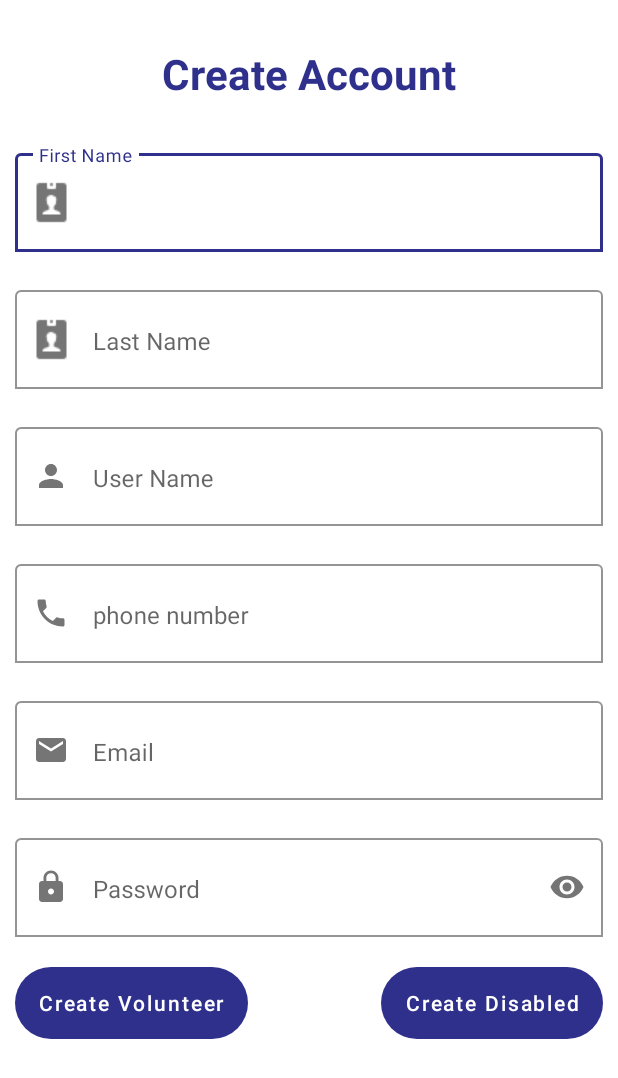
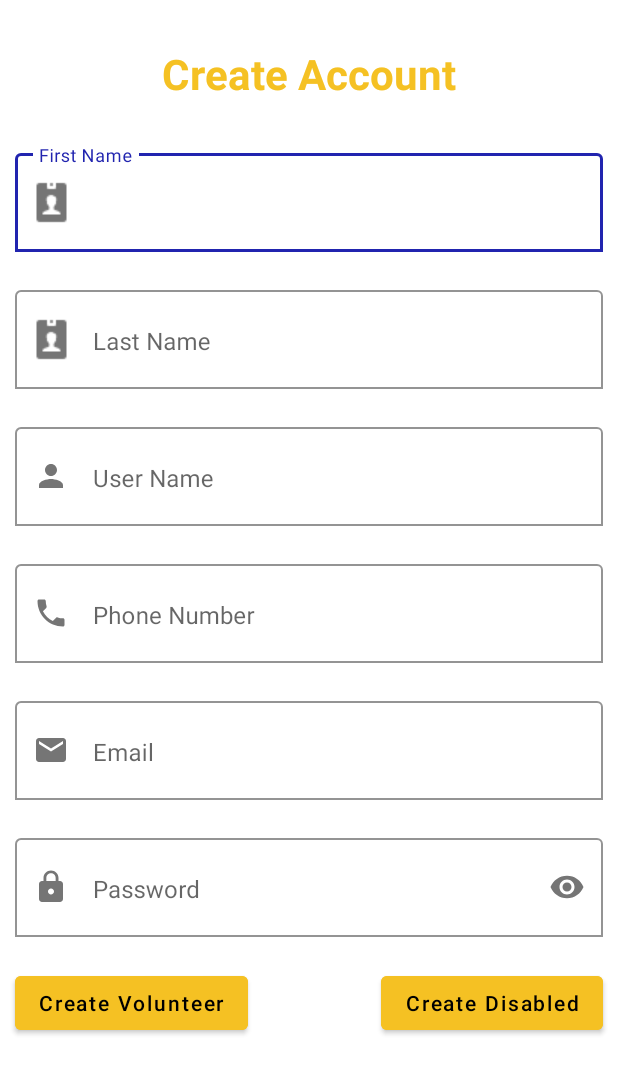
Before and after one commit to Hemmah-App/hemmah_android, an Android app: the RegisterActivity screen opened directly, with no data from a screen before it, on a phone screen of 412 x 824 dp. Shown: the top 1078 px of the screen. Run offline under Robolectric (Android 15) with nearby library versions, the phone set to English and light mode, and no system bars; libraries missing offline, so code that uses them is left out: rx.schedulers.

Commit message:
closes #6

```diff
--- a/app/src/main/java/com/google/hemmah/ui/RegisterActivity.java
+++ b/app/src/main/java/com/google/hemmah/ui/RegisterActivity.java
@@ -43,7 +43,7 @@ import ua.naiksoftware.stomp.client.StompClient;
 import ua.naiksoftware.stomp.client.StompMessage;
 
 public class RegisterActivity extends AppCompatActivity {
-    public static final String BASE_URL = "http://192.168.1.9:8080/ws";
+    public static final String BASE_URL = "http://192.168.1.9:8080/";
     private static final String websocketApi = "wss://demo.piesocket.com/v3/channel_123?api_key=VCXCEuvhGcBDP7XhiJJUDvR1e1D3eiVjgZ9VRiaV&notify_self";
     public static final String TAG = "Stomp";
     private TextInputLayout userNameTextInput;
--- a/app/src/main/java/com/google/hemmah/ui/volunteer/VolunteerActivity.java
+++ b/app/src/main/java/com/google/hemmah/ui/volunteer/VolunteerActivity.java
@@ -6,12 +6,10 @@ import androidx.core.app.NotificationCompat;
 import androidx.core.app.NotificationManagerCompat;
 
 import android.app.Notification;
-import android.app.NotificationManager;
 import android.app.PendingIntent;
 import android.content.Intent;
 import android.os.Bundle;
 import android.view.MenuItem;
-import android.widget.Button;
 import android.widget.RemoteViews;
 
 import com.google.android.material.bottomnavigation.BottomNavigationView;
@@ -21,8 +19,6 @@ import com.google.hemmah.ui.Notifications.App;
 import com.google.hemmah.ui.SettingsFragment;
 
 import org.jitsi.meet.sdk.JitsiMeetActivity;
-
-import java.util.zip.Inflater;
 
 public class VolunteerActivity extends AppCompatActivity {
     private BottomNavigationView bottomNavigation;
@@ -56,7 +52,7 @@ public class VolunteerActivity extends AppCompatActivity {
                 .setStyle(new NotificationCompat.DecoratedCustomViewStyle())
                 .setCustomContentView(collapsedNotification)
                 .setCustomBigContentView(expandedNotification)
-                .setColor(getColor(R.color.dark_blue))
+                .setColor(getColor(R.color.colorOnPrimary))
                 .build();
 
         mNotificationManagerCompat.notify(notificationId,notification);
--- a/app/src/main/res/color/bottom_nav_itemcolor.xml
+++ /dev/null
@@ -1,6 +0,0 @@
-<?xml version="1.0" encoding="utf-8"?>
-<selector xmlns:android="http://schemas.android.com/apk/res/android">
-    <item android:color="@color/black" android:state_selected="true" android:state_enabled="true"/>
-    <item android:color="@color/white" android:state_selected="false"/>
-
-</selector>
--- a/app/src/main/res/color/bottom_navigation_item_color.xml
+++ b/app/src/main/res/color/bottom_navigation_item_color.xml
@@ -1,6 +1,6 @@
 <?xml version="1.0" encoding="utf-8"?>
 <selector xmlns:android="http://schemas.android.com/apk/res/android">
+    <item android:color="@color/colorOnAccent" android:state_selected="true" android:state_enabled="true"/>
+    <item android:color="@color/colorOnPrimary" android:state_selected="false"/>
 
-    <item android:color="@color/black" android:state_selected="true" android:state_enabled="true"/>
-    <item android:color="@color/white" android:state_selected="false"/>
 </selector>
--- a/app/src/main/res/drawable/button_background_color.xml
+++ b/app/src/main/res/drawable/button_background_color.xml
@@ -1,7 +1,6 @@
 <?xml version="1.0" encoding="utf-8"?>
-<shape xmlns:android="http://schemas.android.com/apk/res/android">
-
-    <corners android:radius="24dp"
-        />
-
+<shape xmlns:android="http://schemas.android.com/apk/res/android"
+    android:shape="rectangle" >
+    <solid android:color="@color/colorAccent"/>
+    <corners android:radius="25dp" />
 </shape>
--- a/app/src/main/res/drawable/cardview_corner.xml
+++ b/app/src/main/res/drawable/cardview_corner.xml
@@ -1,7 +1,7 @@
 <?xml version="1.0" encoding="utf-8"?>
 <shape xmlns:android="http://schemas.android.com/apk/res/android"
             android:shape="rectangle">
-    <solid android:color="@color/blue"/>
+    <solid android:color="@color/colorPrimary"/>
     <corners
             android:bottomLeftRadius="0dp"
             android:bottomRightRadius="0dp"
--- a/app/src/main/res/layout/activity_disabled.xml
+++ b/app/src/main/res/layout/activity_disabled.xml
@@ -25,10 +25,10 @@
         app:layout_constraintHorizontal_bias="1.0"
         app:layout_constraintStart_toStartOf="parent"
         app:layout_constraintVertical_bias="1.0"
-        android:background="@color/dark_blue"
+        android:background="@color/colorPrimary"
         app:menu="@menu/bottom_nav_items"
-        app:itemIconTint="@color/bottom_nav_itemcolor"
-        app:itemTextColor="@color/bottom_nav_itemcolor"
+        app:itemIconTint="@color/bottom_navigation_item_color"
+        app:itemTextColor="@color/colorOnPrimary"
 
         />
 
--- a/app/src/main/res/layout/activity_register.xml
+++ b/app/src/main/res/layout/activity_register.xml
@@ -12,7 +12,7 @@
         android:layout_height="wrap_content"
         android:layout_margin="30dp"
         android:text="@string/createACCOUNT_TV"
-        android:textColor="@color/blue"
+        android:textColor="@color/colorAccent"
         android:textSize="28sp"
         android:textStyle="bold"
         app:layout_constraintEnd_toEndOf="parent"
@@ -48,7 +48,7 @@
                     android:layout_height="wrap_content"
                     android:layout_margin="10dp"
                     android:hint="@string/firstName_ET"
-                    app:boxBackgroundColor="@color/transparent"
+                    app:boxBackgroundColor="@color/colorOnPrimary"
                     app:boxBackgroundMode="outline"
                     app:endIconMode="clear_text"
                     app:hintAnimationEnabled="true"
@@ -66,7 +66,7 @@
                     android:layout_height="wrap_content"
                     android:layout_margin="10dp"
                     android:hint="@string/lastName_ET"
-                    app:boxBackgroundColor="@color/transparent"
+                    app:boxBackgroundColor="@color/colorOnPrimary"
                     app:boxBackgroundMode="outline"
                     app:endIconMode="clear_text"
                     app:hintAnimationEnabled="true"
@@ -84,7 +84,7 @@
                     android:layout_width="match_parent"
                     android:layout_height="wrap_content"
                     android:layout_margin="10dp"
-                    app:boxBackgroundColor="@color/transparent"
+                    app:boxBackgroundColor="@color/colorOnPrimary"
                     app:boxBackgroundMode="outline"
                     app:endIconMode="clear_text"
                     app:startIconDrawable="@drawable/personicon">
@@ -101,7 +101,7 @@
                     android:layout_width="match_parent"
                     android:layout_height="wrap_content"
                     android:layout_margin="10dp"
-                    app:boxBackgroundColor="@color/transparent"
+                    app:boxBackgroundColor="@color/colorOnPrimary"
                     app:boxBackgroundMode="outline"
                     app:endIconMode="clear_text"
                     app:startIconDrawable="@drawable/phoneicon">
@@ -119,7 +119,7 @@
                     android:layout_width="match_parent"
                     android:layout_height="wrap_content"
                     android:layout_margin="10dp"
-                    app:boxBackgroundColor="@color/transparent"
+                    app:boxBackgroundColor="@color/colorOnPrimary"
                     app:boxBackgroundMode="outline"
                     app:endIconMode="clear_text"
                     app:startIconDrawable="@drawable/emailicon">
@@ -136,7 +136,7 @@
                     android:layout_width="match_parent"
                     android:layout_height="wrap_content"
                     android:layout_margin="10dp"
-                    app:boxBackgroundColor="@color/transparent"
+                    app:boxBackgroundColor="@color/colorOnPrimary"
                     app:boxBackgroundMode="outline"
                     app:hintAnimationEnabled="true"
                     app:passwordToggleEnabled="true"
@@ -160,7 +160,8 @@
                         android:layout_width="wrap_content"
                         android:layout_height="wrap_content"
                         android:layout_margin="10dp"
-                        android:background="@drawable/button_background_color"
+                        android:textColor="@color/colorOnAccent"
+                        android:backgroundTint="@color/colorAccent"
                         android:text="@string/createAccount_BT"
                         android:textAllCaps="false"
                         android:layout_marginLeft="12dp"
@@ -173,7 +174,8 @@
                         android:layout_width="wrap_content"
                         android:layout_height="wrap_content"
                         android:layout_margin="10dp"
-                        android:background="@drawable/button_background_color"
+                        android:backgroundTint="@color/colorAccent"
+                        android:textColor="@color/colorOnAccent"
                         android:text="Create Disabled"
                         android:textAllCaps="false" />
                 </androidx.constraintlayout.widget.ConstraintLayout>
@@ -189,7 +191,7 @@
         android:layout_height="wrap_content"
         android:layout_marginBottom="30dp"
         android:indeterminate="true"
-        android:indeterminateTint="@color/blue"
+        android:indeterminateTint="@color/colorAccent"
         android:visibility="gone"
         app:layout_constraintBottom_toTopOf="@+id/textView"
         app:layout_constraintEnd_toEndOf="parent"
--- a/app/src/main/res/layout/activity_volunteer.xml
+++ b/app/src/main/res/layout/activity_volunteer.xml
@@ -17,7 +17,7 @@
         android:textSize="28sp"
         android:layout_margin="10dp"
         android:textStyle="bold"
-        android:textColor="@color/blue"
+        android:textColor="@color/colorAccent"
         />
 
     <FrameLayout
@@ -35,9 +35,9 @@
         app:layout_constraintTop_toBottomOf="@id/framentContinar"
         app:layout_constraintBottom_toBottomOf="parent"
         app:menu="@menu/bottomnavigation_menu"
-        android:background="@color/dark_blue"
+        android:background="@color/colorPrimaryLight"
         app:itemIconTint="@color/bottom_navigation_item_color"
-        app:itemTextColor="@color/bottom_navigation_item_color"
+        app:itemTextColor="@color/colorOnPrimary"
         />
 
 </androidx.constraintlayout.widget.ConstraintLayout>
--- a/app/src/main/res/layout/fragment_video.xml
+++ b/app/src/main/res/layout/fragment_video.xml
@@ -10,7 +10,8 @@
         android:id="@+id/callforhelp_BT"
         android:layout_width="0dp"
         android:layout_height="0dp"
-        android:background="@drawable/button_background_color"
+        android:backgroundTint="@color/colorAccent"
+        android:textColor="@color/colorOnAccent"
         android:text="@string/callforhelp_frag_bt"
         android:textSize="28sp"
         android:textStyle="bold"
--- a/app/src/main/res/layout/history_recycler_item.xml
+++ b/app/src/main/res/layout/history_recycler_item.xml
@@ -50,6 +50,7 @@
             app:layout_constraintStart_toStartOf="parent"
             app:layout_constraintTop_toBottomOf="@id/description_text_layout"
             tools:text="Choose date"
+            android:textColor="@color/colorAccent"
             android:layout_margin="12dp"
             />
 
--- a/app/src/main/res/layout/incoming_expanded_call_notification.xml
+++ b/app/src/main/res/layout/incoming_expanded_call_notification.xml
@@ -52,7 +52,7 @@
             android:layout_weight="0.5"
             android:backgroundTint="@color/amp_gray"
             android:text="@string/notification_button_name"
-            android:textColor="@color/dark_blue"
+            android:textColor="@color/colorOnAccent"
             />
 
     </LinearLayout>
--- a/app/src/main/res/layout/list_recycler_item.xml
+++ b/app/src/main/res/layout/list_recycler_item.xml
@@ -51,6 +51,7 @@
             app:layout_constraintStart_toStartOf="parent"
             app:layout_constraintTop_toBottomOf="@id/description_text_layout"
             tools:text="Choose date"
+            android:textColor="@color/colorAccent"
             android:layout_margin="12dp"
             />
 
@@ -59,8 +60,9 @@
             android:layout_width="wrap_content"
             android:layout_height="wrap_content"
             android:layout_margin="12dp"
-            android:background="@drawable/button_background_color"
-            android:text="Ok"
+            android:backgroundTint="@color/colorAccent"
+            android:text="@string/helppost_bt"
+            android:textColor="@color/colorOnAccent"
             android:textAllCaps="false"
             app:layout_constraintEnd_toEndOf="parent"
             app:layout_constraintStart_toStartOf="parent"
--- a/app/src/main/res/values-night/themes.xml
+++ /dev/null
@@ -1,16 +0,0 @@
-<resources xmlns:tools="http://schemas.android.com/tools">
-    <!-- Base application theme. -->
-    <style name="Theme.Hemmah" parent="Theme.MaterialComponents.DayNight.DarkActionBar">
-        <!-- Primary brand color. -->
-        <item name="colorPrimary">@color/purple_200</item>
-        <item name="colorPrimaryVariant">@color/purple_700</item>
-        <item name="colorOnPrimary">@color/black</item>
-        <!-- Secondary brand color. -->
-        <item name="colorSecondary">@color/teal_200</item>
-        <item name="colorSecondaryVariant">@color/teal_200</item>
-        <item name="colorOnSecondary">@color/black</item>
-        <!-- Status bar color. -->
-        <item name="android:statusBarColor">?attr/colorPrimaryVariant</item>
-        <!-- Customize your theme here. -->
-    </style>
-</resources>
--- a/app/src/main/res/values/colors.xml
+++ b/app/src/main/res/values/colors.xml
@@ -1,15 +1,14 @@
 <?xml version="1.0" encoding="utf-8"?>
 <resources>
-    <color name="purple_200">#FFBB86FC</color>
-    <color name="purple_500">#FF6200EE</color>
-    <color name="purple_700">#FF3700B3</color>
-    <color name="teal_200">#FF03DAC5</color>
-    <color name="teal_700">#FF018786</color>
-    <color name="black">#FF000000</color>
-    <color name="white">#FFFFFFFF</color>
-    <color name="transparent">#00000000</color>
-    <color name="blue">#2f308c</color>
-    <color name="dark_blue">#262783</color>
-    <color name="red">#FF0000</color>
-    <color name="white_green">#00FF04</color>
+<!--    <color name="primarycolor">#262783</color>-->
+    <color name="colorPrimary">#2124AF</color>
+    <color name="colorPrimaryDark">#0018a3</color>
+    <color name="colorPrimaryLight">#362ab7</color>
+    <color name="colorOnPrimary">#ffffff</color>
+
+    <color name="colorAccent">#f5c123</color>
+    <color name="colorOnAccent">#000000</color>
+
+    <color name="colorBackground">#ffffff</color>
+    <color name="transparent">#0000 </color>
 </resources>
--- a/app/src/main/res/values/strings.xml
+++ b/app/src/main/res/values/strings.xml
@@ -19,8 +19,12 @@
     <!-- TODO: Remove or change this placeholder text -->
     <string name="hello_blank_fragment">Hello blank fragment</string>
     <string name="callforhelp_frag_bt">Call For Help</string>
-    <string name="phone_number_hint">phone number</string>
+    <string name="phone_number_hint">Phone Number</string>
     <string name="notification_button_name">Accept</string>
+    <string name="request_help_bt">Request</string>
+    <string name="disabled_helpfrag_header">Write what you need</string>
+    <string name="toggle_date_dishelpfrag">Choose date</string>
+    <string name="helppost_bt">Ok</string>
     <string-array name="planets_array">
         <item>vol</item>
         <item>dis</item>
--- a/app/src/main/res/values/themes.xml
+++ b/app/src/main/res/values/themes.xml
@@ -2,15 +2,18 @@
     <!-- Base application theme. -->
     <style name="Theme.Hemmah" parent="Theme.MaterialComponents.DayNight.NoActionBar">
         <!-- Primary brand color. -->
-        <item name="colorPrimary">@color/blue</item>
-        <item name="colorPrimaryVariant">@color/dark_blue</item>
-        <item name="colorOnPrimary">@color/white</item>
+        <item name="colorPrimary">@color/colorPrimary</item>
+        <item name="colorPrimaryVariant">@color/colorPrimaryDark</item>
+        <item name="colorOnPrimary">@color/colorOnPrimary</item>
         <!-- Secondary brand color. -->
-        <item name="colorSecondary">@color/teal_200</item>
-        <item name="colorSecondaryVariant">@color/teal_700</item>
-        <item name="colorOnSecondary">@color/black</item>
+        <item name="colorSecondary">@color/colorAccent</item>
+        <item name="colorSecondaryVariant">@color/colorAccent</item>
+        <item name="colorOnSecondary">@color/colorOnAccent</item>
         <!-- Status bar color. -->
         <item name="android:statusBarColor">?attr/colorPrimaryVariant</item>
         <!-- Customize your theme here. -->
     </style>
+    <style name="Button.accent" parent="ThemeOverlay.AppCompat">
+        <item name="colorAccent">@color/colorAccent</item>
+    </style>
 </resources>
```
Also changed, not shown: app/src/main/java/com/google/hemmah/ui/SplashActivity.java (+18 -17 lines), app/src/main/res/layout/activity_login.xml (+10 -10 lines), app/src/main/res/layout/fragment_help.xml (+9 -7 lines).
